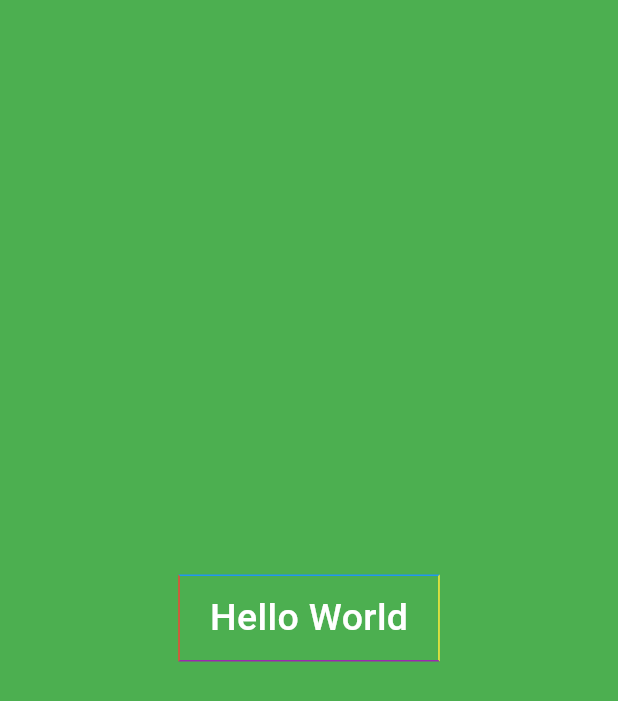
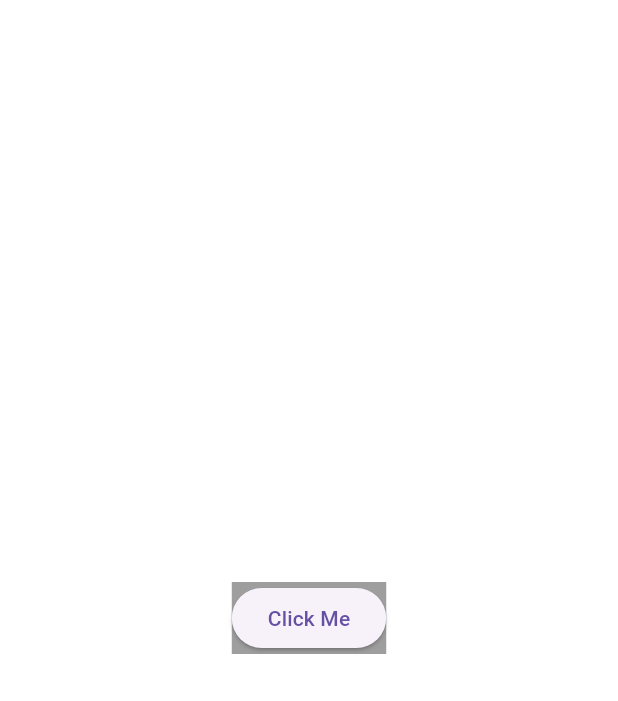
Before and after one commit to Sumeyahassen/Scientific-Calculator, a Flutter app: the screen it shows after launch, on a phone screen of 412 x 824 dp. Shown: the top 701 px of the screen. Run offline on Flutter 3.47's test engine with Material 3 defaults, Android fonts, the phone set to English and light mode, and no system bars.

Commit message:
clikable buttone

```diff
--- a/calclater/lib/main.dart
+++ b/calclater/lib/main.dart
@@ -1,7 +1,9 @@
 // import 'package:calclater/screen/button_screen.dart';
 // import 'package:calclater/screen/calculater_screen.dart';
 // ButtonScreen(),
-import 'package:calclater/widget/hello_world.dart';
+// import 'package:calclater/widget/hello_world.dart';
+// HelloWorld()
+import 'package:calclater/widget/click_button.dart';
 import 'package:flutter/material.dart';
 void main(){
   runApp(Calculater());
@@ -13,7 +15,7 @@ class Calculater extends StatelessWidget {
   Widget build(BuildContext context) {
     return const MaterialApp(
       debugShowCheckedModeBanner: false,
-      home:HelloWorld()
+      home:ClickButton()
     );
   }
 }
--- /dev/null
+++ b/calclater/lib/widget/click_button.dart
@@ -0,0 +1,19 @@
+import 'package:flutter/material.dart';
+class ClickButton extends StatelessWidget {
+const ClickButton({ Key? key }) : super(key: key);
+
+  @override
+  Widget build(BuildContext context){
+    return Center(
+      child: Container(
+        decoration: BoxDecoration(
+          color: Colors.grey.shade500
+        ),
+        child: ElevatedButton(
+
+          onPressed:()=>print("clicked") ,
+         child: Text("Click Me")),
+      ),
+    );
+  }
+}
```
